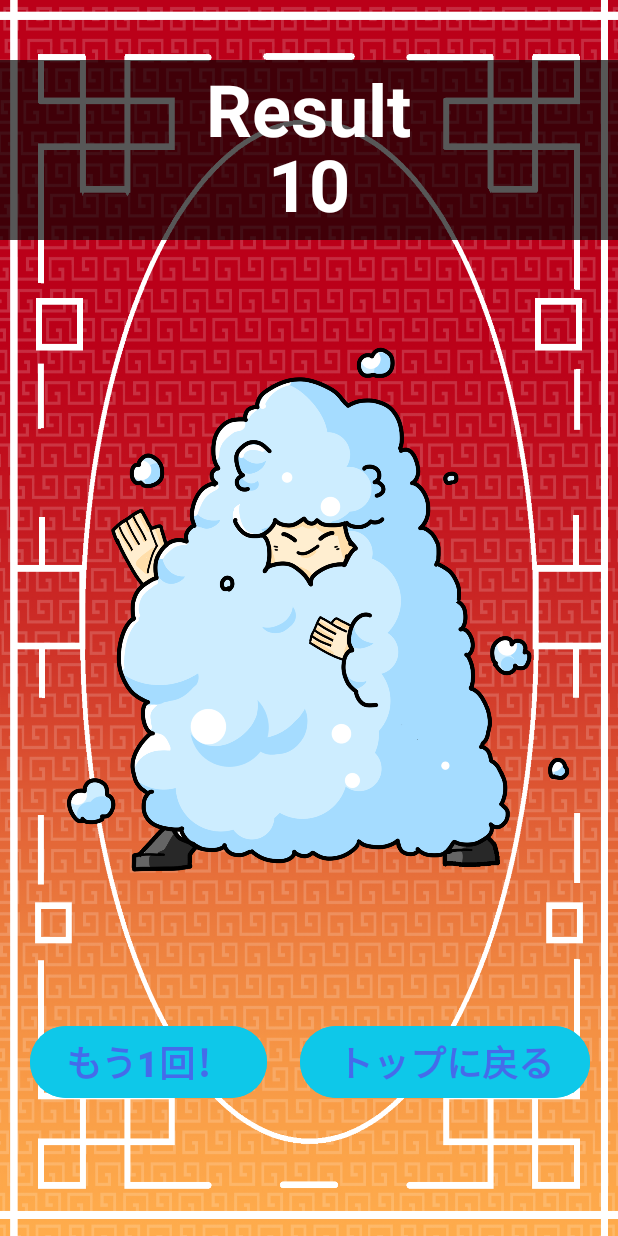
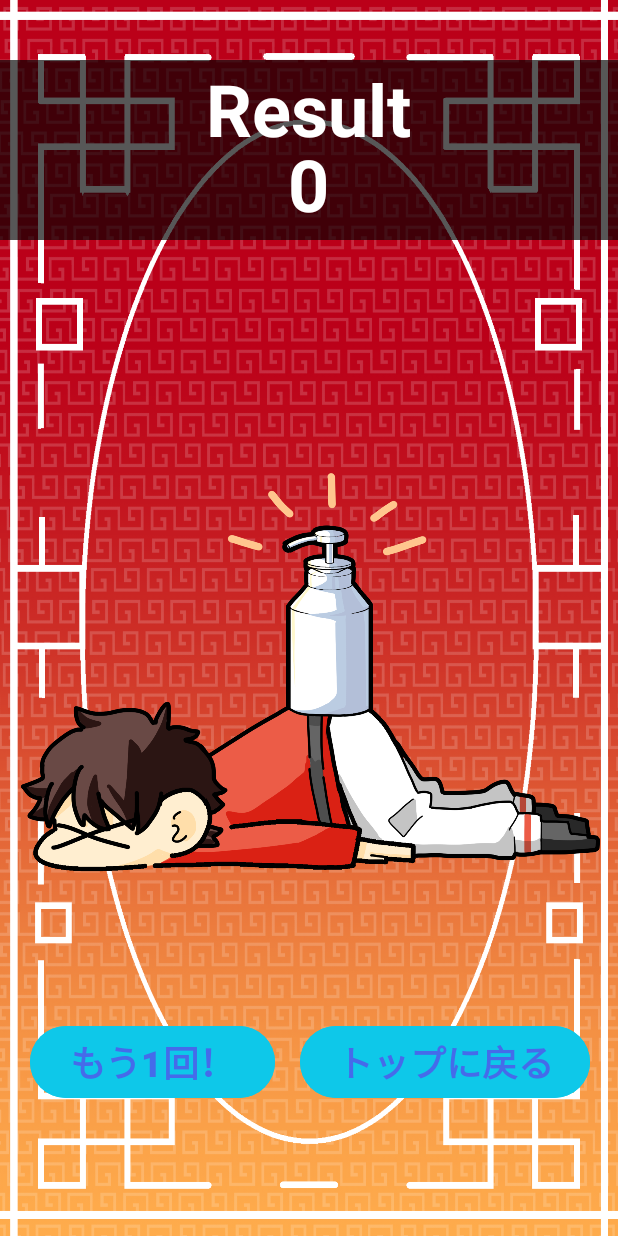
Before and after one commit to aipon0987/YieArShampoo, an Android app: the ClearActivity screen opened directly, with no data from a screen before it, on a phone screen of 412 x 824 dp. Run offline under Robolectric (Android 15) with nearby library versions, the phone set to English and light mode, and no system bars.

Commit message:
シャンプーアプリ実装完成

```diff
--- a/app/src/main/java/com/example/yiearshampoo/ClearActivity.java
+++ b/app/src/main/java/com/example/yiearshampoo/ClearActivity.java
@@ -5,6 +5,8 @@ import android.content.Intent;
 import android.os.Bundle;
 import android.view.View;
 import android.widget.Button;
+import android.widget.ImageView;
+import android.widget.TextView;
 
 import androidx.activity.EdgeToEdge;
 import androidx.appcompat.app.AppCompatActivity;
@@ -17,6 +19,8 @@ public class ClearActivity extends AppCompatActivity {
 
     private Button reStart;
     private Button backToTop;
+    private TextView rendaTextView;
+    private ImageView clearBoy;
 
     public static Intent newIntent(Context context, int count){
         Intent intent = new Intent(context, ClearActivity.class);
@@ -35,6 +39,12 @@ public class ClearActivity extends AppCompatActivity {
             v.setPadding(systemBars.left, systemBars.top, systemBars.right, systemBars.bottom);
             return insets;
         });
+
+        int count = getIntent().getIntExtra(KEY_TAP_COUNT, 0);
+
+        rendaTextView = findViewById(R.id.result_text);
+        clearBoy = findViewById(R.id.clear_boy);
+        rendaTextView.setText(String.valueOf(count));
 
         reStart = findViewById(R.id.reStart_button);
         reStart.setOnClickListener(new View.OnClickListener() {
@@ -55,5 +65,13 @@ public class ClearActivity extends AppCompatActivity {
                 startActivity(intent);
             }
         });
+
+        if (count < 10) {
+            clearBoy.setImageResource(R.drawable.lose_boy);
+        } else if (count <= 30) {
+            clearBoy.setImageResource(R.drawable.clear_boy);
+        }  else if (count <= 50) {
+            clearBoy.setImageResource(R.drawable.clear_shampoo);
+        }
     }
 }
--- a/app/src/main/java/com/example/yiearshampoo/GameActivity.java
+++ b/app/src/main/java/com/example/yiearshampoo/GameActivity.java
@@ -31,6 +31,7 @@ public class GameActivity extends AppCompatActivity {
         return new Intent(context, GameActivity.class);
     }
     private View rendaView;
+    private TextView rendaTextView;
     private TextView timerText;
 
     private ImageView shampoo;
--- a/app/src/main/res/layout/activity_clear.xml
+++ b/app/src/main/res/layout/activity_clear.xml
@@ -2,6 +2,7 @@
 
 <FrameLayout xmlns:android="http://schemas.android.com/apk/res/android"
     xmlns:tools="http://schemas.android.com/tools"
+    xmlns:androis="http://schemas.android.com/apk/res-auto"
     android:id="@+id/main"
     android:layout_width="match_parent"
     android:layout_height="match_parent"
@@ -22,35 +23,37 @@
             android:textSize="48sp"
             android:textStyle="bold"/>
 
+    </FrameLayout>
+
+        <ImageView
+            android:id="@+id/clear_boy"
+            android:layout_width="wrap_content"
+            android:layout_height="wrap_content"
+            android:src="@drawable/clear_shampoo"/>
+
     <TextView
         android:layout_width="wrap_content"
         android:layout_height="wrap_content"
+        android:id="@+id/result_text"
         android:layout_gravity="center_horizontal"
         android:text="10"
         android:textColor="@color/white"
         android:textSize="48sp"
         android:textStyle="bold"
-            android:layout_marginTop="50dp"/>
-
-    </FrameLayout>
-
-        <ImageView
-            android:layout_width="wrap_content"
-            android:layout_height="wrap_content"
-            android:src="@drawable/clear_shampoo"/>
+        android:layout_marginTop="90dp"/>
 
     <Button
         android:id="@+id/reStart_button"
-            android:layout_width="wrap_content"
+        android:layout_width="163dp"
         android:layout_height="wrap_content"
+        android:layout_gravity="bottom"
+        android:layout_marginStart="20dp"
         android:layout_marginBottom="88dp"
         android:backgroundTint="@color/background_buttom_color"
         android:text="もう1回！"
-            android:textStyle="bold"
+        android:textColor="@color/string_blue"
         android:textSize="24sp"
-            android:textColor="@color/string_blue"
-            android:layout_gravity="bottom"
-            android:layout_marginStart="20dp"/>
+        android:textStyle="bold" />
 
         <Button
             android:id="@+id/backToTop_button"
```
Lines whose indentation alone changed are shown as unchanged.
